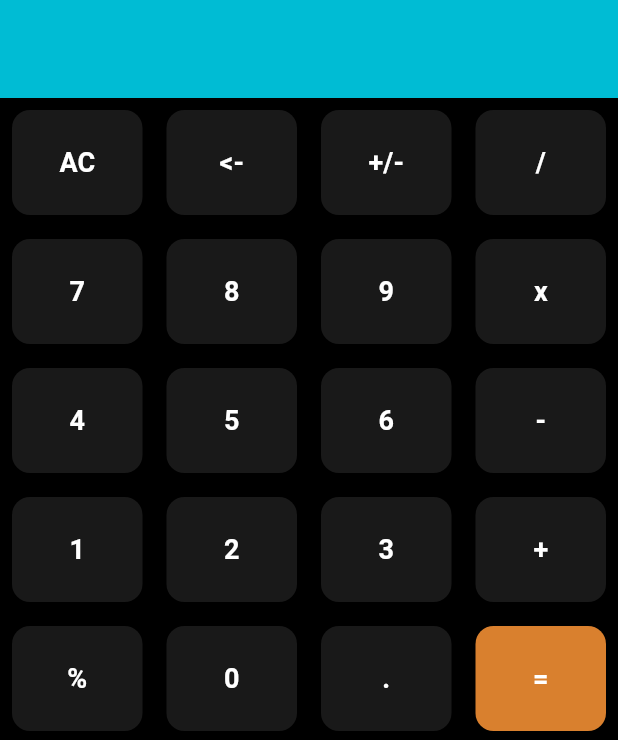
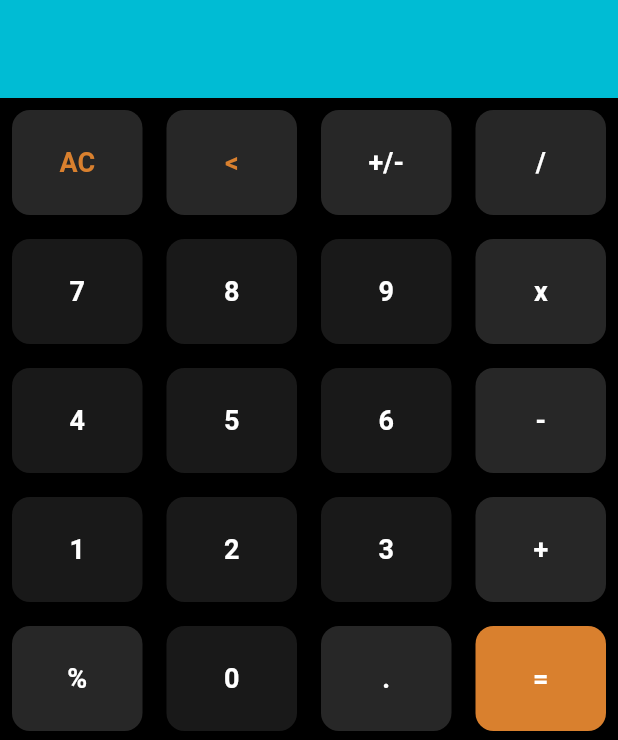
Before and after one commit to ArnabC27/calculator, a Flutter app: the screen it shows after launch, on a phone screen of 412 x 824 dp. Shown: the part 493-1233 px from the top of the screen. Run offline on Flutter 3.47's test engine with Material 3 defaults, Android fonts, the phone set to English and light mode, and no system bars.

Commit message:
13.03.2024

```diff
--- a/lib/main.dart
+++ b/lib/main.dart
@@ -21,6 +21,7 @@ class CalculatorApp extends StatefulWidget {
 class _CalculatorAppState extends State<CalculatorApp> {
   @override
   Widget build(BuildContext context) {
+    const IconData backspace = IconData(0xe0c5, fontFamily: 'MaterialIcons', matchTextDirection: true);
     return Scaffold(
       backgroundColor: Colors.black,
       body: Column(
@@ -32,10 +33,10 @@ class _CalculatorAppState extends State<CalculatorApp> {
           ),
           Row(
             children: [
-              button(text: 'AC'),
-              button(text: '<-'),
-              button(text: '+/-'),
-              button(text: '/'),
+              button(text: 'AC', textColor: orangeColor, buttonBgColor: operatorColor),
+              button(text: '<', textColor: orangeColor, buttonBgColor: operatorColor),
+              button(text: '+/-', buttonBgColor: operatorColor),
+              button(text: '/', buttonBgColor: operatorColor),
             ],
           ),
           Row(
@@ -43,7 +44,7 @@ class _CalculatorAppState extends State<CalculatorApp> {
               button(text: '7'),
               button(text: '8'),
               button(text: '9'),
-              button(text: 'x'),
+              button(text: 'x', buttonBgColor: operatorColor),
             ],
           ),
           Row(
@@ -51,7 +52,7 @@ class _CalculatorAppState extends State<CalculatorApp> {
               button(text: '4'),
               button(text: '5'),
               button(text: '6'),
-              button(text: '-'),
+              button(text: '-', buttonBgColor: operatorColor),
             ],
           ),
           Row(
@@ -59,14 +60,14 @@ class _CalculatorAppState extends State<CalculatorApp> {
               button(text: '1'),
               button(text: '2'),
               button(text: '3'),
-              button(text: '+'),
+              button(text: '+', buttonBgColor: operatorColor),
             ],
           ),
           Row(
             children: [
-              button(text: '%'),
+              button(text: '%', buttonBgColor: operatorColor),
               button(text: '0'),
-              button(text: '.'),
+              button(text: '.', buttonBgColor: operatorColor),
               button(text: '=', buttonBgColor: orangeColor),
             ],
           ),
```
